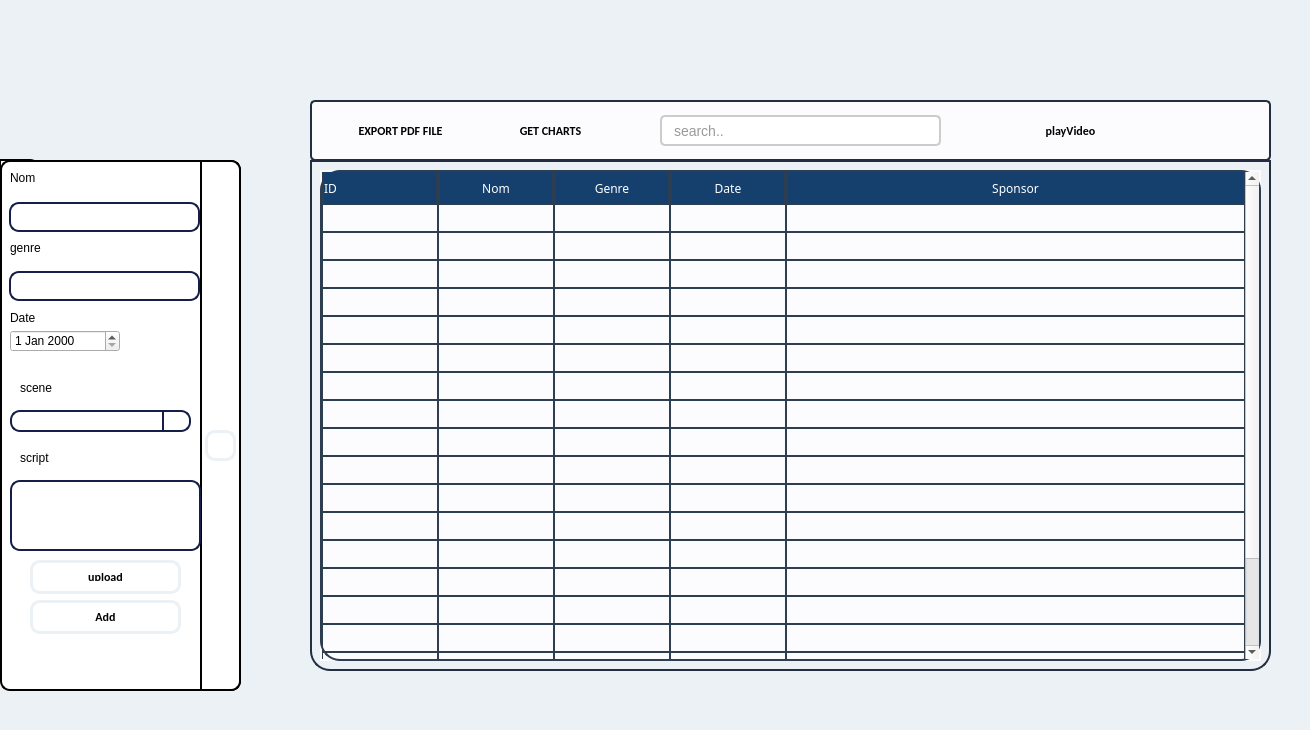
Before: the Qt Designer form emission.ui in HyperDarkmoon/TVEmpire, drawn with Qt 5.
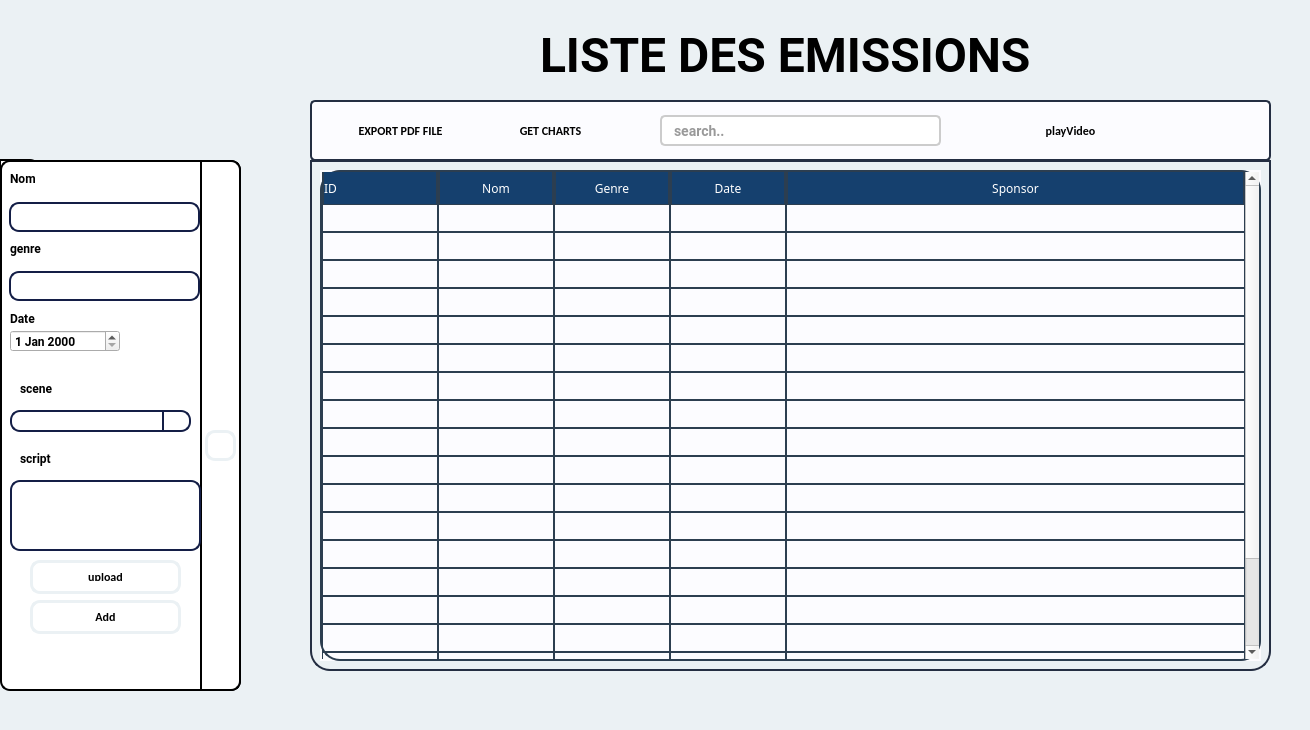
After: the same form once the commit is applied. Icons and pictures are not drawn.

Diff of the .ui file:
```diff
--- a/emission.ui
+++ b/emission.ui
@@ -10,6 +10,13 @@
     <height>730</height>
    </rect>
   </property>
+  <property name="font">
+   <font>
+    <family>Roboto</family>
+    <weight>75</weight>
+    <bold>true</bold>
+   </font>
+  </property>
   <property name="windowTitle">
    <string>Form</string>
   </property>
@@ -2639,6 +2646,27 @@
      </column>
     </widget>
    </widget>
+   <widget class="QLabel" name="label_2">
+    <property name="geometry">
+     <rect>
+      <x>540</x>
+      <y>30</y>
+      <width>721</width>
+      <height>51</height>
+     </rect>
+    </property>
+    <property name="font">
+     <font>
+      <family>Roboto</family>
+      <pointsize>36</pointsize>
+      <weight>75</weight>
+      <bold>true</bold>
+     </font>
+    </property>
+    <property name="text">
+     <string>LISTE DES EMISSIONS</string>
+    </property>
+   </widget>
    <zorder>widget</zorder>
    <zorder>label</zorder>
    <zorder>widget_2</zorder>
```
Left out of the diff: 9 changed lines with no effect on the pictures.
